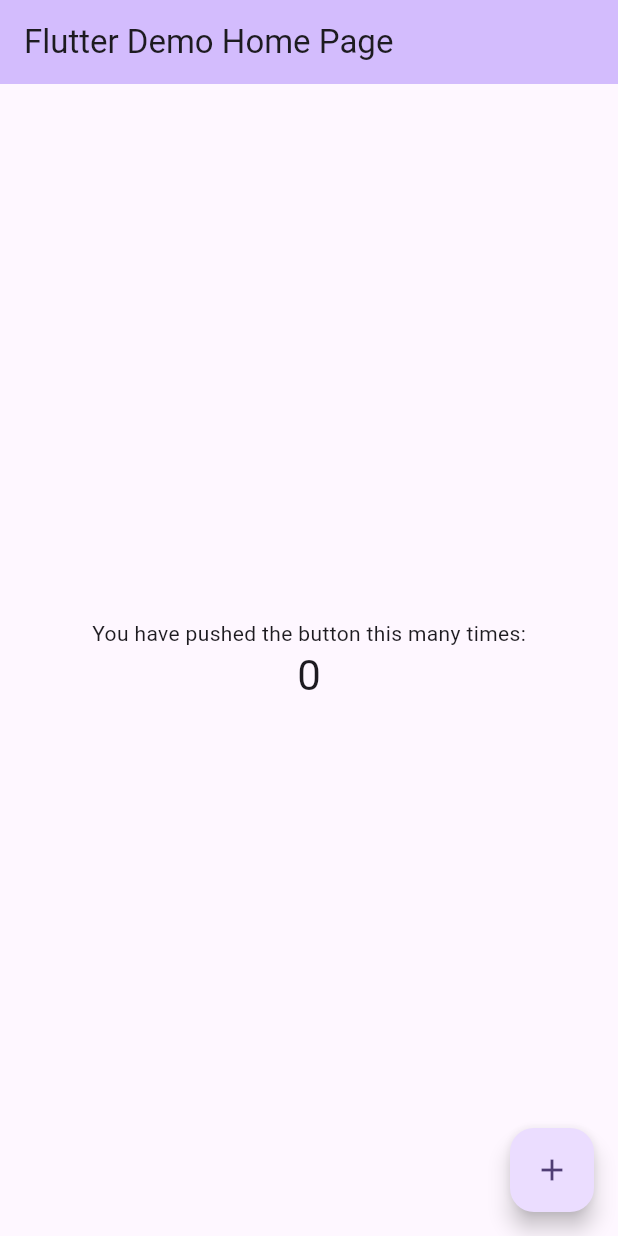
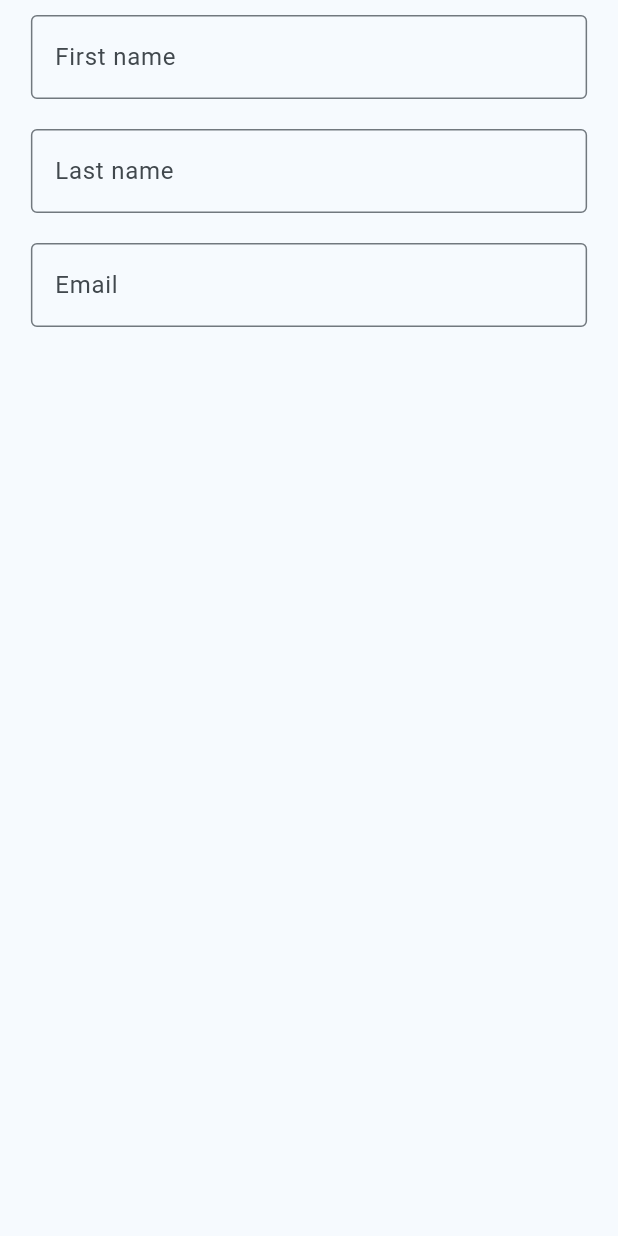
Before and after one commit to H-Munene/zuri_clone, a Flutter app: the screen it shows after launch, on a phone screen of 412 x 824 dp. Run offline on Flutter 3.47's test engine with Material 3 defaults, Android fonts, the light colour scheme and no system bars.

Commit message:
feat: textfieldform custom widget

```diff
--- a/lib/auth/login.dart
+++ b/lib/auth/login.dart
@@ -0,0 +1,65 @@
+import 'package:flutter/material.dart';
+import 'package:zuri_health_clone/utils/globals.dart' as globals;
+import 'package:zuri_health_clone/widgets/textformfield.dart';
+
+class LoginPage extends StatefulWidget {
+  const LoginPage({super.key});
+
+  @override
+  State<LoginPage> createState() => _LoginPageState();
+}
+
+class _LoginPageState extends State<LoginPage> {
+  TextEditingController firstnameController = TextEditingController();
+  FocusNode focusfirstname = FocusNode();
+  FocusNode focuslastname = FocusNode();
+  FocusNode focusemail = FocusNode();
+
+  @override
+  void initState() {
+    super.initState();
+  }
+
+  @override
+  void dispose() {
+    focusfirstname.dispose();
+    focuslastname.dispose();
+    focusemail.dispose();
+
+    super.dispose();
+  }
+
+  @override
+  Widget build(BuildContext context) {
+    return Scaffold(
+      body: SafeArea(
+          child: Center(
+              child: Column(
+        children: [
+          TextFormFieldWidget(
+            focusNode: focusfirstname,
+            ontapfocus: () => {
+              setState(() {
+                focusfirstname.requestFocus();
+              })
+            },
+            placeholder: globals.firstname,
+            controller: firstnameController,
+          ),
+          TextFormFieldWidget(
+            placeholder: globals.lastname,
+            controller: firstnameController,
+            focusNode: focuslastname,
+            ontapfocus: () => focuslastname.requestFocus(),
+          ),
+          TextFormFieldWidget(
+            placeholder: globals.email,
+            controller: firstnameController,
+            focusNode: focusemail,
+            ontapfocus: focusemail.requestFocus,
+          ),
+        ],
+      ))),
+    );
+  }
+}
--- a/lib/main.dart
+++ b/lib/main.dart
@@ -1,4 +1,5 @@
 import 'package:flutter/material.dart';
+import 'package:zuri_health_clone/auth/login.dart';
 
 void main() {
   runApp(const MyApp());
@@ -11,7 +12,7 @@
   @override
   Widget build(BuildContext context) {
     return MaterialApp(
-      title: 'Flutter Demo',
+
       theme: ThemeData(
         // This is the theme of your application.
         //
@@ -28,98 +29,11 @@
         //
         // This works for code too, not just values: Most code changes can be
         // tested with just a hot reload.
-        colorScheme: ColorScheme.fromSeed(seedColor: Colors.deepPurple),
+        colorScheme: ColorScheme.fromSeed(seedColor: const Color.fromARGB(255, 39, 160, 216)),
+
         useMaterial3: true,
       ),
-      home: const MyHomePage(title: 'Flutter Demo Home Page'),
+      home: const LoginPage(),
     );
   }
 }
-
-class MyHomePage extends StatefulWidget {
-  const MyHomePage({super.key, required this.title});
-
-  // This widget is the home page of your application. It is stateful, meaning
-  // that it has a State object (defined below) that contains fields that affect
-  // how it looks.
-
-  // This class is the configuration for the state. It holds the values (in this
-  // case the title) provided by the parent (in this case the App widget) and
-  // used by the build method of the State. Fields in a Widget subclass are
-  // always marked "final".
-
-  final String title;
-
-  @override
-  State<MyHomePage> createState() => _MyHomePageState();
-}
-
-class _MyHomePageState extends State<MyHomePage> {
-  int _counter = 0;
-
-  void _incrementCounter() {
-    setState(() {
-      // This call to setState tells the Flutter framework that something has
-      // changed in this State, which causes it to rerun the build method below
-      // so that the display can reflect the updated values. If we changed
-      // _counter without calling setState(), then the build method would not be
-      // called again, and so nothing would appear to happen.
-      _counter++;
-    });
-  }
-
-  @override
-  Widget build(BuildContext context) {
-    // This method is rerun every time setState is called, for instance as done
-    // by the _incrementCounter method above.
-    //
-    // The Flutter framework has been optimized to make rerunning build methods
-    // fast, so that you can just rebuild anything that needs updating rather
-    // than having to individually change instances of widgets.
-    return Scaffold(
-      appBar: AppBar(
-        // TRY THIS: Try changing the color here to a specific color (to
-        // Colors.amber, perhaps?) and trigger a hot reload to see the AppBar
-        // change color while the other colors stay the same.
-        backgroundColor: Theme.of(context).colorScheme.inversePrimary,
-        // Here we take the value from the MyHomePage object that was created by
-        // the App.build method, and use it to set our appbar title.
-        title: Text(widget.title),
-      ),
-      body: Center(
-        // Center is a layout widget. It takes a single child and positions it
-        // in the middle of the parent.
-        child: Column(
-          // Column is also a layout widget. It takes a list of children and
-          // arranges them vertically. By default, it sizes itself to fit its
-          // children horizontally, and tries to be as tall as its parent.
-          //
-          // Column has various properties to control how it sizes itself and
-          // how it positions its children. Here we use mainAxisAlignment to
-          // center the children vertically; the main axis here is the vertical
-          // axis because Columns are vertical (the cross axis would be
-          // horizontal).
-          //
-          // TRY THIS: Invoke "debug painting" (choose the "Toggle Debug Paint"
-          // action in the IDE, or press "p" in the console), to see the
-          // wireframe for each widget.
-          mainAxisAlignment: MainAxisAlignment.center,
-          children: <Widget>[
-            const Text(
-              'You have pushed the button this many times:',
-            ),
-            Text(
-              '$_counter',
-              style: Theme.of(context).textTheme.headlineMedium,
-            ),
-          ],
-        ),
-      ),
-      floatingActionButton: FloatingActionButton(
-        onPressed: _incrementCounter,
-        tooltip: 'Increment',
-        child: const Icon(Icons.add),
-      ), // This trailing comma makes auto-formatting nicer for build methods.
-    );
-  }
-}
--- a/lib/utils/globals.dart
+++ b/lib/utils/globals.dart
@@ -0,0 +1,21 @@
+import 'package:flutter/material.dart';
+
+//colors
+const placeholdercolor = Color.fromARGB(255, 81, 79, 81);
+const loginRegisterBtnColor = Color.fromARGB(255, 245, 242, 245);
+const errorColor = Colors.red;
+
+//font size
+const double loginRegisterRegularFontSize = 15;
+
+//placeholder - labels
+const String firstname = "First name";
+const String lastname = "Last name";
+const String email = "Email";
+const String phonenumber = "Phone number";
+const String gender = "Gender";
+const String password = "Password";
+const String confirmpassword = "Confirm Password";
+
+//
+const double textfieldBorderRadius = 4;
--- /dev/null
+++ b/lib/widgets/textformfield.dart
@@ -0,0 +1,39 @@
+import 'package:flutter/material.dart';
+import 'package:zuri_health_clone/utils/globals.dart' as globals;
+
+class TextFormFieldWidget extends StatelessWidget {
+  final String placeholder;
+  final TextEditingController controller;
+  final FocusNode focusNode;
+  final void Function()? ontapfocus;
+
+  const TextFormFieldWidget(
+      {super.key,
+      required this.placeholder,
+      required this.controller,
+      required this.focusNode,
+      required this.ontapfocus});
+
+  @override
+  Widget build(BuildContext context) {
+    return Container(
+      width: 0.9 * MediaQuery.of(context).size.width,
+      padding: EdgeInsets.only(top: 10, bottom: 10),
+      child: TextFormField(
+        onTap: ontapfocus,
+        focusNode: focusNode,
+        autocorrect: false,
+        controller: controller,
+        decoration: InputDecoration(
+            labelText: placeholder,
+            labelStyle: TextStyle(),
+            border: OutlineInputBorder(
+              borderRadius:
+                  BorderRadius.circular(globals.textfieldBorderRadius),
+            ),
+            errorBorder: OutlineInputBorder(
+                borderSide: const BorderSide(color: globals.errorColor))),
+      ),
+    );
+  }
+}
```
